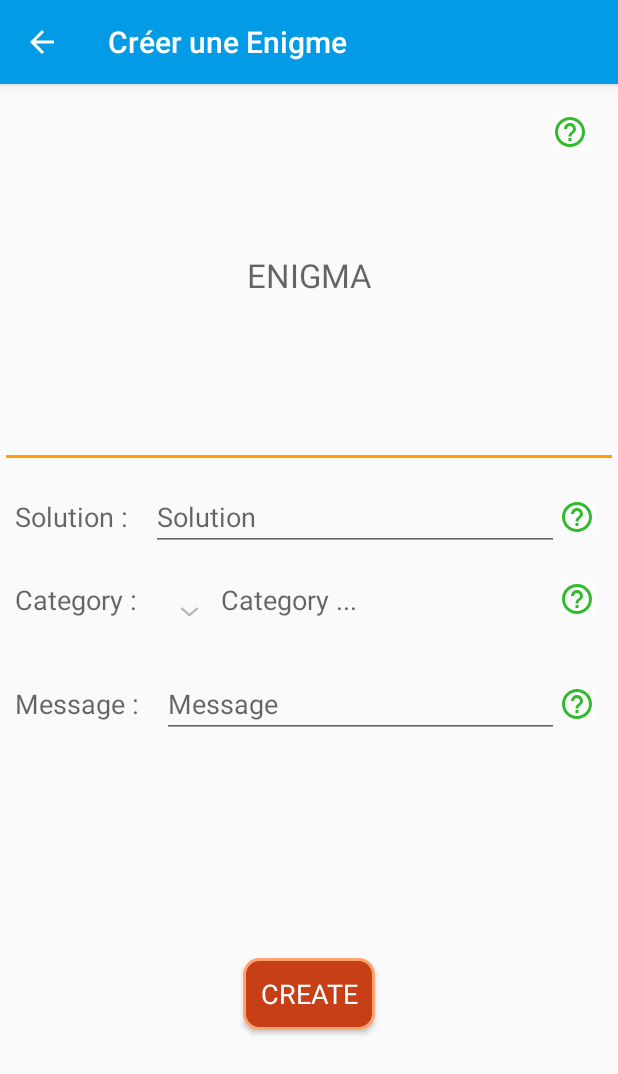
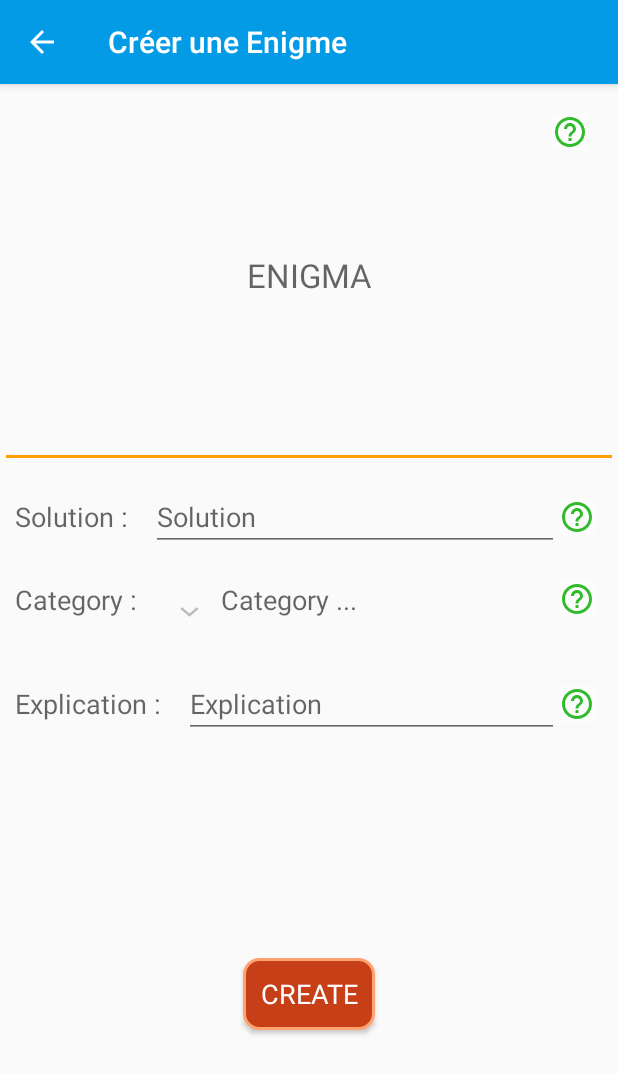
Before and after one commit to nioto22/EmojiGame, an Android app: the CreateEnigmaActivity screen opened directly, with no data from a screen before it, on a phone screen of 412 x 824 dp. Shown: the top 1074 px of the screen. Run offline under Robolectric (Android 15) with nearby library versions, the phone set to English and light mode, and no system bars; our stand-ins replace ButterKnife, Firebase (no records; nobody signed in at launch, a user with empty details on screens opened directly).

Commit message:
Done : 5 - Blandine can create an enigma, complete
Next :
6 - Blandine can play with enigmas

```diff
--- a/app/src/main/AndroidManifest.xml
+++ b/app/src/main/AndroidManifest.xml
@@ -28,10 +28,12 @@
             android:label="@string/toolbar_title_profile_activity"
             android:parentActivityName=".MainActivity"
             android:theme="@style/AppTheme" />
-        <activity android:name=".activities.CreateEnigmaActivity"
+        <activity
+            android:name=".activities.CreateEnigmaActivity"
             android:label="@string/toolbar_title_create_enigma_activity"
             android:parentActivityName=".MainActivity"
             android:theme="@style/AppTheme" />
+        <activity android:name=".activities.PlayActivity"></activity>
     </application>
 
 </manifest>
--- a/app/src/main/java/com/example/nioto/emojigame/api/UserHelper.java
+++ b/app/src/main/java/com/example/nioto/emojigame/api/UserHelper.java
@@ -68,6 +68,11 @@ public class UserHelper {
     public static Task<Void> updateUserEnigmaUidList(List<String> userEnigmaUidList, String uid) {
         return UserHelper.getUsersCollection().document(uid).update("userEnigmaUidList", userEnigmaUidList);
     }
+
+    public static Task<Void> updateUserPoints(int points, String uid) {
+        return UserHelper.getUsersCollection().document(uid).update("points", points);
+    }
+
     // --- DELETE ---
 
     public static Task<Void> deleteUser(String uid) {
--- a/app/src/main/java/com/example/nioto/emojigame/auth/ProfileActivity.java
+++ b/app/src/main/java/com/example/nioto/emojigame/auth/ProfileActivity.java
@@ -17,6 +17,7 @@ import android.widget.Toast;
 
 import com.bumptech.glide.Glide;
 import com.bumptech.glide.request.RequestOptions;
+import com.example.nioto.emojigame.LoginActivity;
 import com.example.nioto.emojigame.MainActivity;
 import com.example.nioto.emojigame.R;
 import com.example.nioto.emojigame.api.UserHelper;
@@ -124,6 +125,7 @@ public class ProfileActivity extends BaseActivity {
         AuthUI.getInstance()
                 .signOut(this)
                 .addOnSuccessListener(this, this.updateUIAfterRESTRequestsCompleted(SIGN_OUT_TASK));
+
     }
 
     private void deleteUserFromFirebase(){
@@ -212,7 +214,7 @@ public class ProfileActivity extends BaseActivity {
             public void onSuccess(Void aVoid) {
                 switch (origin){
                     case SIGN_OUT_TASK:
-                        finish();
+                        startActivity(new Intent(ProfileActivity.this, LoginActivity.class));
                         break;
                     case DELETE_USER_TASK:
                         finish();
--- a/app/src/main/java/com/example/nioto/emojigame/utils/ExpandableListDataPump.java
+++ b/app/src/main/java/com/example/nioto/emojigame/utils/ExpandableListDataPump.java
@@ -15,7 +15,7 @@ public class ExpandableListDataPump {
         categories.add("Cinéma");
         categories.add("Musique");
         categories.add("Expressions");
-        categories.add("Mots");
+        categories.add("Objet");
         categories.add("Autres");
 
 
--- a/app/src/main/res/layout/activity_create_enigma.xml
+++ b/app/src/main/res/layout/activity_create_enigma.xml
@@ -143,9 +143,37 @@
                 android:layout_toEndOf="@+id/create_activity_tv_title_category"
                 android:visibility="gone"/>
         </RelativeLayout>
+        <!-- OTHER LAYOUT  -->
+        <RelativeLayout
+            android:id="@+id/create_activity_rl_other"
+            android:layout_width="match_parent"
+            android:layout_height="wrap_content"
+            android:orientation="horizontal"
+            android:layout_margin="10dp"
+            android:visibility="gone">
+            <TextView
+                android:id="@+id/create_activity_tv_title_other"
+                android:layout_width="wrap_content"
+                android:layout_height="wrap_content"
+                android:layout_marginEnd="5dp"
+                android:layout_alignParentStart="true"
+                android:layout_centerVertical="true"
+                android:text="Autre : "
+                android:textAppearance="@style/TextAppearance.AppCompat.Medium"
+                />
+            <android.support.design.widget.TextInputEditText
+                android:id="@+id/create_activity_et_other"
+                android:layout_width="wrap_content"
+                android:layout_height="wrap_content"
+                android:layout_marginStart="5dp"
+                android:layout_toEndOf="@+id/create_activity_tv_title_other"
+                android:hint ="Précisez votre catégorie"
+                android:inputType="textMultiLine"
+                android:textAppearance="@style/TextAppearance.AppCompat.Medium"/>
+        </RelativeLayout>
         <!-- MESSAGE LAYOUT  -->
         <RelativeLayout
-            android:id="@+id/create_activity_rl_solution_cat_mess"
+            android:id="@+id/create_activity_rl_mess"
             android:layout_width="match_parent"
             android:layout_height="wrap_content"
             android:orientation="horizontal"
@@ -157,7 +185,7 @@
                 android:layout_marginEnd="5dp"
                 android:layout_alignParentStart="true"
                 android:layout_centerVertical="true"
-                android:text="Message : "
+                android:text="Explication : "
                 android:textAppearance="@style/TextAppearance.AppCompat.Medium"
                 />
             <android.support.design.widget.TextInputEditText
@@ -167,7 +195,7 @@
                 android:layout_marginStart="5dp"
                 android:layout_toEndOf="@+id/create_activity_tv_title_message"
                 android:layout_toStartOf="@+id/create_activity_message_help"
-                android:hint ="Message"
+                android:hint ="Explication"
                 android:inputType="textMultiLine"
                 android:textAppearance="@style/TextAppearance.AppCompat.Medium"/>
             <ImageButton
@@ -194,6 +222,14 @@
                 android:text="@string/create_button"
                 android:textColor="@color/primaryTextColor"
                 android:textAppearance="@style/Base.TextAppearance.AppCompat.Medium" />
+            <ProgressBar
+                android:id="@+id/create_activity_progressbar"
+                android:layout_width="wrap_content"
+                android:layout_height="wrap_content"
+                android:visibility="gone"
+                android:layout_below="@+id/create_activity_create_button"
+                android:layout_centerHorizontal="true"
+                android:layout_marginTop="5dp"/>
         </RelativeLayout>
     </android.support.design.widget.TextInputLayout>
 
```
Also changed, not shown: app/src/main/java/com/example/nioto/emojigame/LoginActivity.java (+5 -4 lines), app/src/main/java/com/example/nioto/emojigame/MainActivity.java (+28 -13 lines), app/src/main/java/com/example/nioto/emojigame/activities/CreateEnigmaActivity.java (+31 -6 lines), app/src/main/java/com/example/nioto/emojigame/activities/PlayActivity.java (added, +15 -0 lines), app/src/main/java/com/example/nioto/emojigame/base/BaseActivity.java (+21 -2 lines), app/src/main/res/layout/activity_play.xml (added, +9 -0 lines).
